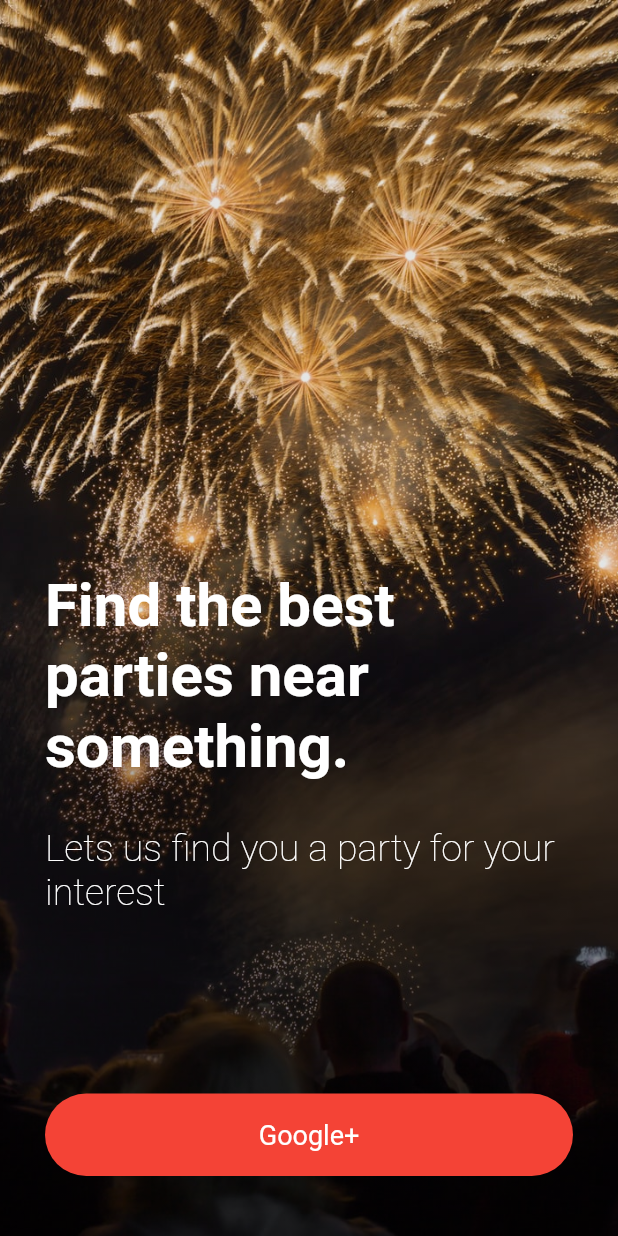
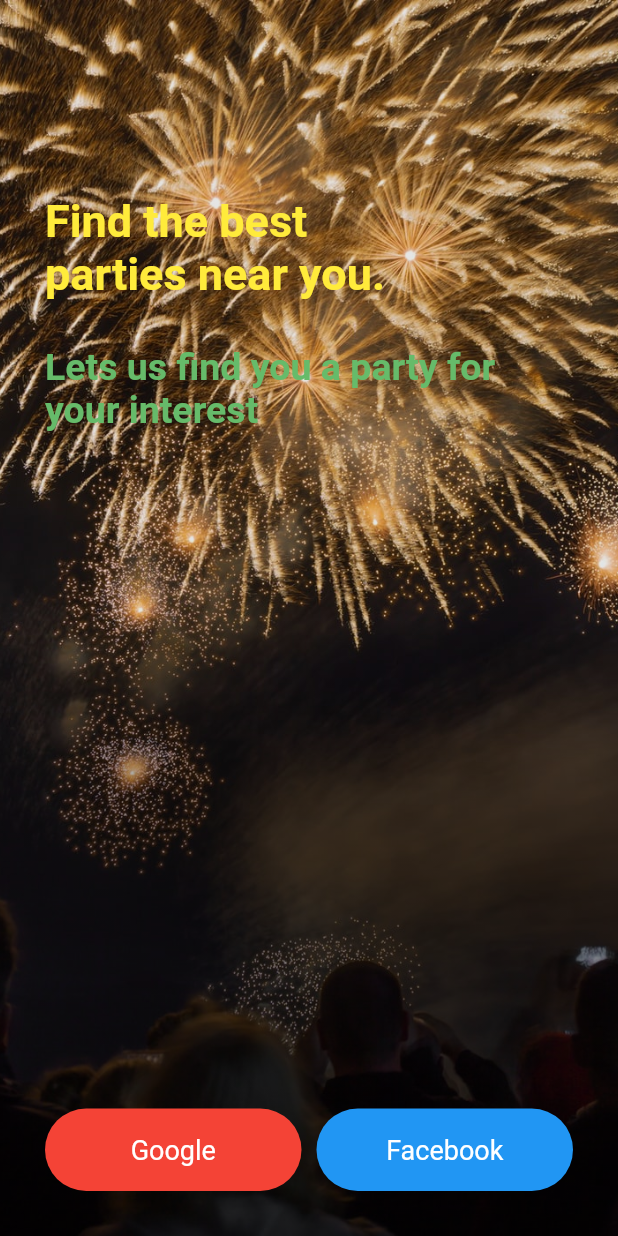
Before and after one commit to BogibekDev/PartyAppUI, a Flutter app: the screen it shows after launch, on a phone screen of 412 x 824 dp. Run offline on Flutter 3.47's test engine with Material 2 defaults, Android fonts, the phone set to English and light mode, and no system bars.

Commit message:
Project finished for task

```diff
--- a/lib/animation/fade_animation.dart
+++ /dev/null
@@ -1,30 +0,0 @@
-import 'package:flutter/material.dart';
-
-class FadeAnimation extends StatelessWidget {
-  final double delay;
-  final Widget child;
-
-  FadeAnimation(this.delay, this.child);
-
-  @override
-  Widget build(BuildContext context) {
-    return TweenAnimationBuilder<double>(
-      tween: Tween<double>(begin: 0.0, end: 1.0),
-      duration: const Duration(milliseconds: 500),
-      curve: Curves.easeOut,
-      builder: (context, value, child) {
-        return Opacity(
-          opacity: value,
-          child: AnimatedPositioned(
-            duration: Duration(milliseconds: 5000),
-            curve: Curves.easeOut,
-            top: value * 30,
-            child: child!,
-          ),
-        );
-      },
-      onEnd: () {},
-      child: child,
-    );
-  }
-}
--- a/lib/pages/home_page.dart
+++ b/lib/pages/home_page.dart
@@ -1,5 +1,4 @@
 import 'package:flutter/material.dart';
-import 'package:partyappui/animation/fade_animation.dart';
 
 class HomePage extends StatefulWidget {
   const HomePage({Key? key}) : super(key: key);
@@ -35,27 +34,32 @@ class _HomePageState extends State<HomePage> {
             ),
           ),
           child: Column(
-            mainAxisAlignment: MainAxisAlignment.end,
+            mainAxisAlignment: MainAxisAlignment.spaceBetween,
             children: [
-              FadeAnimation(1, const Text(
-                "Find the best parties near something.",
+             Column(
+               crossAxisAlignment: CrossAxisAlignment.start,
+               children: [
+                 const SizedBox(height: 100),
+                 const Text(
+                   "Find the best \nparties near you.",
                    style: TextStyle(
-                    color: Colors.white,
-                    fontSize: 40,
+                       color: Colors.yellow,
+                       fontSize: 30,
                        fontWeight: FontWeight.bold),
-              ),),
-
+                 ),
                  const SizedBox(height: 30),
-              const Text(
+                 Text(
                    "Lets us find you a party for your interest",
                    style: TextStyle(
-                    color: Colors.white,
+                       color: Colors.green.shade400,
                        fontSize: 25,
-                    fontWeight: FontWeight.w100),
+                       fontWeight: FontWeight.bold),
                  ),
-              const SizedBox(height: 120),
+               ],
+             ),
+
               isLogin ? startButton() : googleButton(),
-              const SizedBox(height: 10),
+              // const SizedBox(height: 10),
             ],
           ),
         ),
@@ -80,7 +84,10 @@ class _HomePageState extends State<HomePage> {
   }
 
   Widget googleButton() {
-    return Container(
+    return Row(
+      children: [
+        Expanded(
+          child: Container(
             height: 55,
             decoration: BoxDecoration(
               color: Colors.red,
@@ -88,10 +95,29 @@ class _HomePageState extends State<HomePage> {
             ),
             child: const Center(
               child: Text(
-          "Google+",
+                "Google",
                 style: TextStyle(color: Colors.white, fontSize: 18),
               ),
             ),
+          ),
+        ),
+        const SizedBox(width: 10),
+        Expanded(
+          child: Container(
+            height: 55,
+            decoration: BoxDecoration(
+              color: Colors.blue,
+              borderRadius: BorderRadius.circular(50),
+            ),
+            child: const Center(
+              child: Text(
+                "Facebook",
+                style: TextStyle(color: Colors.white, fontSize: 18),
+              ),
+            ),
+          ),
+        ),
+      ],
     );
   }
 }
```
Lines whose indentation alone changed are shown as unchanged.
